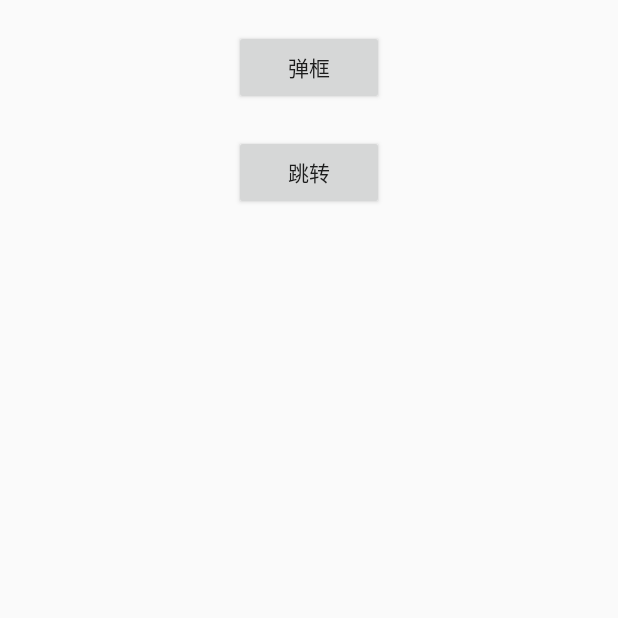
After one commit to zhangxq/DemoCollection, an Android app: the LifeCycleActivity screen opened directly, with no data from a screen before it, on a phone screen of 412 x 824 dp, the top half of it. The commit adds this screen. Run offline under Robolectric (Android 15) with nearby library versions, the phone set to English and light mode, and no system bars.

Commit message:
增加activity生命周期demo

```diff
--- a/MyApplication/app/src/main/AndroidManifest.xml
+++ b/MyApplication/app/src/main/AndroidManifest.xml
@@ -18,7 +18,6 @@
                 <category android:name="android.intent.category.LAUNCHER" />
             </intent-filter>
         </activity>
-
         <activity android:name=".toucheventdemo.TouchEventActivity" />
         <activity android:name=".androidwheeldemo.AndroidWheelActivity" />
         <activity android:name=".retrofitdemo.RetrofitActivity" />
@@ -30,7 +29,6 @@
         <activity
             android:name=".toolbardemo.ToolBarDemoActivity"
             android:theme="@style/ThemeToolBar" />
-
         <activity android:name=".progressdemo.ProgressActivity" />
         <activity android:name=".imagescrolldemo.ScrollImageActivity" />
         <activity
@@ -40,6 +38,9 @@
             android:name=".editmovedemo.EditMoveActivity"
             android:windowSoftInputMode="adjustResize" />
         <activity android:name=".marqueedemo.MarqueeActivity" />
+        <activity android:name=".lifeCycledemo.LifeCycleActivity" />
+        <activity android:name=".lifeCycledemo.LifeCyclePage2Activity"
+            android:theme="@style/Base.Theme.AppCompat.Dialog" />
     </application>
 
 </manifest>
--- /dev/null
+++ b/MyApplication/app/src/main/java/com/zhangxq/democollection/lifeCycledemo/LifeCycleActivity.java
@@ -0,0 +1,93 @@
+package com.zhangxq.democollection.lifeCycledemo;
+
+import android.app.Activity;
+import android.content.DialogInterface;
+import android.content.Intent;
+import android.os.Bundle;
+import android.support.v7.app.AlertDialog;
+import android.util.Log;
+import android.view.View;
+import android.widget.Button;
+
+import com.zhangxq.democollection.R;
+
+public class LifeCycleActivity extends Activity implements View.OnClickListener {
+    private Button button;
+    private Button buttonPage2;
+
+    @Override
+    protected void onCreate(Bundle savedInstanceState) {
+        super.onCreate(savedInstanceState);
+        setContentView(R.layout.activity_life_cycle);
+        Log.d("LifeCycleActivity", "onCreate run..");
+
+        button = (Button) findViewById(R.id.button);
+        button.setOnClickListener(this);
+
+        buttonPage2 = (Button) findViewById(R.id.buttonPage2);
+        buttonPage2.setOnClickListener(this);
+    }
+
+    @Override
+    protected void onRestart() {
+        super.onRestart();
+        Log.d("LifeCycleActivity", "onRestart run..");
+    }
+
+    @Override
+    protected void onStart() {
+        super.onStart();
+        Log.d("LifeCycleActivity", "onStart run..");
+    }
+
+    @Override
+    protected void onResume() {
+        super.onResume();
+        Log.d("LifeCycleActivity", "onResume run..");
+    }
+
+    @Override
+    protected void onPause() {
+        super.onPause();
+        Log.d("LifeCycleActivity", "onPause run..");
+    }
+
+    @Override
+    protected void onStop() {
+        super.onStop();
+        Log.d("LifeCycleActivity", "onStop run..");
+    }
+
+    @Override
+    protected void onDestroy() {
+        super.onDestroy();
+        Log.d("LifeCycleActivity", "onDestroy run..");
+    }
+
+    @Override
+    public void onClick(View v) {
+        if (v.getId() == R.id.button) {
+            AlertDialog.Builder builder=new AlertDialog.Builder(this);  //先得到构造器
+            builder.setTitle("提示"); //设置标题
+            builder.setMessage("是否确认退出?"); //设置内容
+            builder.setIcon(R.mipmap.ic_launcher);//设置图标，图片id即可
+            builder.setPositiveButton("确定", new DialogInterface.OnClickListener() { //设置确定按钮
+                @Override
+                public void onClick(DialogInterface dialog, int which) {
+                    dialog.dismiss(); //关闭dialog
+                }
+            });
+            builder.setNegativeButton("取消", new DialogInterface.OnClickListener() { //设置取消按钮
+                @Override
+                public void onClick(DialogInterface dialog, int which) {
+                    dialog.dismiss();
+                }
+            });
+            //参数都设置完成了，创建并显示出来
+            builder.create().show();
+        } else {
+            Intent intent = new Intent(this, LifeCyclePage2Activity.class);
+            startActivity(intent);
+        }
+    }
+}
--- /dev/null
+++ b/MyApplication/app/src/main/res/layout/activity_life_cycle.xml
@@ -0,0 +1,23 @@
+<?xml version="1.0" encoding="utf-8"?>
+<RelativeLayout xmlns:android="http://schemas.android.com/apk/res/android"
+    android:layout_width="match_parent"
+    android:layout_height="match_parent"
+    android:paddingTop="20dp">
+
+    <Button
+        android:id="@+id/button"
+        android:layout_width="100dp"
+        android:layout_height="50dp"
+        android:layout_centerHorizontal="true"
+        android:text="弹框" />
+
+
+    <Button
+        android:id="@+id/buttonPage2"
+        android:layout_width="100dp"
+        android:layout_height="50dp"
+        android:layout_below="@+id/button"
+        android:layout_centerHorizontal="true"
+        android:layout_marginTop="20dp"
+        android:text="跳转" />
+</RelativeLayout>
```
Also changed, not shown: MyApplication/app/src/main/java/com/zhangxq/democollection/MainActivity.java (+8 -1 lines), MyApplication/app/src/main/java/com/zhangxq/democollection/lifeCycledemo/LifeCyclePage2Activity.java (added, +15 -0 lines), MyApplication/app/src/main/res/layout/activity_life_cycle_page2.xml (added, +10 -0 lines).
